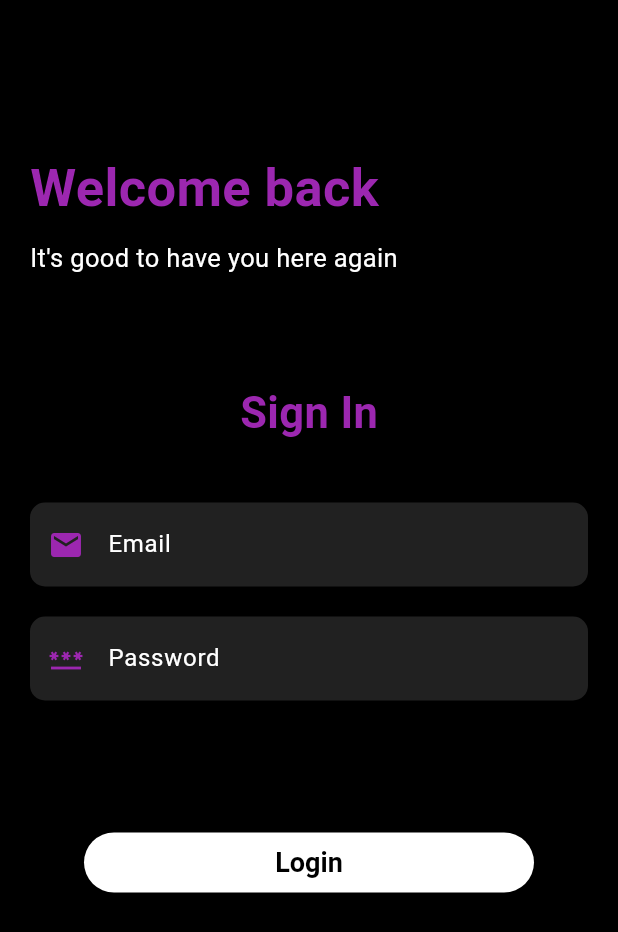
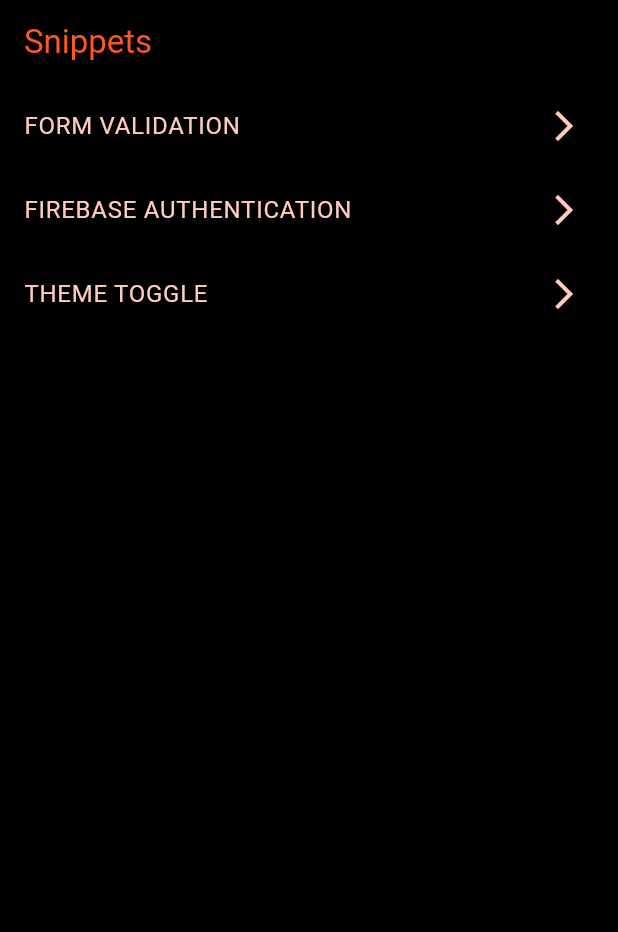
Before and after one commit to Alfonsina30/fast_kit, a Flutter app: the screen it shows after launch, on a phone screen of 412 x 824 dp. Shown: the top 932 px of the screen. Run offline on Flutter 3.47's test engine with Material 3 defaults, Android fonts, the phone set to English and light mode, and no system bars; our stand-ins replace equatable, firebase_auth, firebase_core, flutter_bloc, shared_preferences; accounts and stored records are empty.

Commit message:
added home screen to main.dart

```diff
--- a/lib/main.dart
+++ b/lib/main.dart
@@ -1,5 +1,12 @@
-import 'package:fast_kit/snippets/form_validation/validation_form_impl/sign_in_screen.dart';
 import 'package:flutter/material.dart';
+import 'package:flutter_bloc/flutter_bloc.dart';
+
+import 'snippets/firebase_auth/firebase_auth_impl/register_user_screen.dart';
+import 'snippets/form_validation/validation_form_impl/sign_in_screen.dart';
+import 'snippets/theme_toggle/theme_toggle.dart';
+import 'snippets/theme_toggle/theme_toggle_impl/custom_shared_preference.dart';
+import 'snippets/theme_toggle/theme_toggle_impl/prefs_theme_app_cubit.dart';
+import 'snippets/theme_toggle/theme_toggle_impl/theme_toggle_screen.dart';
 
 void main() {
   runApp(const MainApp());
@@ -10,10 +17,85 @@ class MainApp extends StatelessWidget {
 
   @override
   Widget build(BuildContext context) {
-    return MaterialApp(
-      debugShowCheckedModeBanner: false,
-      theme: ThemeData(colorSchemeSeed: Colors.deepOrange),
-      home: SignInScreen(),
+    return BlocProvider(
+        create: (context) => PrefsThemeAppCubit(
+              preference: CustomSharedPreference(),
+              // get the user preference theme when the app is open.
+              // and change the CubitState that will be listened from the application pages
+            )..getPrefsTheme(),
+        child: BlocBuilder<PrefsThemeAppCubit, PrefsThemeAppState>(
+            builder: (context, state) {
+          ///-- Use the CubitState for determine the app theme mode
+          return MaterialApp(
+            debugShowCheckedModeBanner: false,
+
+            ///--- call ThemeToggle class that handler theme mode
+            ///-- Use the Cubit State for determine the app theme mode
+            theme: ThemeToggle(state: state.prefsTheme).theme(),
+            home: SnippetsScreen(),
+          );
+        }));
+  }
+}
+
+class SnippetsScreen extends StatelessWidget {
+  const SnippetsScreen({
+    super.key,
+  });
+
+  @override
+  Widget build(BuildContext context) {
+    return Scaffold(
+      backgroundColor: Colors.black,
+      appBar: AppBar(
+        title: Text(
+          'Snippets',
+          style: TextStyle(color: Colors.deepOrange),
+        ),
+        backgroundColor: Colors.black,
+      ),
+      body: Column(
+        children: [
+          ListTile(
+            title: Text(
+              'FORM VALIDATION',
+              style: TextStyle(color: Colors.deepOrange.shade100),
+            ),
+            trailing: Icon(Icons.arrow_forward_ios_outlined,
+                color: Colors.deepOrange.shade100),
+            onTap: () {
+              Navigator.push(context,
+                  MaterialPageRoute(builder: (context) => SignInScreen()));
+            },
+          ),
+          ListTile(
+            title: Text(
+              'FIREBASE AUTHENTICATION',
+              style: TextStyle(color: Colors.deepOrange.shade100),
+            ),
+            trailing: Icon(Icons.arrow_forward_ios_outlined,
+                color: Colors.deepOrange.shade100),
+            onTap: () {
+              Navigator.push(
+                  context,
+                  MaterialPageRoute(
+                      builder: (context) => RegisterUserScreen()));
+            },
+          ),
+          ListTile(
+            title: Text(
+              'THEME TOGGLE',
+              style: TextStyle(color: Colors.deepOrange.shade100),
+            ),
+            trailing: Icon(Icons.arrow_forward_ios_outlined,
+                color: Colors.deepOrange.shade100),
+            onTap: () {
+              Navigator.push(context,
+                  MaterialPageRoute(builder: (context) => ThemeToggleScreen()));
+            },
+          )
+        ],
+      ),
     );
   }
 }
--- a/lib/snippets/firebase_auth/firebase_auth_impl/validate_form/email_input.dart
+++ b/lib/snippets/firebase_auth/firebase_auth_impl/validate_form/email_input.dart
@@ -11,7 +11,8 @@ import 'validation_error.dart';
 class EmailInput extends ValidatedForm<String, ValidationError> {
   const EmailInput.pure() : super.pure('', ValidationError.empty);
 
-  EmailInput.dirty({required String value}) : super.dirty(value, _validate(value));
+  EmailInput.dirty({required String value})
+      : super.dirty(value, _validate(value));
 
   /// simple regex for email validation
   static RegExp emailRegex = RegExp(r'^[a-zA-Z0-9@?_!.-]+$');
@@ -26,9 +27,6 @@ class EmailInput extends ValidatedForm<String, ValidationError> {
     }
     return null;
   }
-
-  @override
-  ValidationError? validator(String value) => _validate(value);
 
   @override
   String? get displayError {
--- a/lib/snippets/firebase_auth/firebase_auth_impl/validate_form/password_input.dart
+++ b/lib/snippets/firebase_auth/firebase_auth_impl/validate_form/password_input.dart
@@ -24,9 +24,6 @@ class PasswordInput extends ValidatedForm<String, ValidationError> {
   }
 
   @override
-  ValidationError? validator(String value) => _validate(value);
-
-  @override
   String? get displayError {
     if (isPure || isValid) {
       return null;
--- a/lib/snippets/firebase_auth/firebase_auth_impl/validate_form/validate_form.dart
+++ b/lib/snippets/firebase_auth/firebase_auth_impl/validate_form/validate_form.dart
@@ -21,9 +21,6 @@ abstract class ValidatedForm<T, E> {
   const ValidatedForm.dirty(T value, E? error)
       : this._(value: value, isPure: false, error: error);
 
-  ///---- Handle the validation logic. This method can be used directly for unit testing,
-  ///--- to validate an input without needing to instantiate the entire class.
-  E? validator(T value);
 
   /// --- Public getter to get the error
   E? get error => _error;
--- a/lib/snippets/form_validation/validate_form.dart
+++ b/lib/snippets/form_validation/validate_form.dart
@@ -19,10 +19,6 @@ abstract class ValidateForm<T, E> {
   const ValidateForm.dirty(T value, E? error)
       : this._(value: value, isPure: false, error: error);
 
-  ///---- Handle the validation logic. This method can be used directly for unit testing,
-  ///--- to validate an input without needing to instantiate the entire class.
-  E? validator(T value);
-
   /// --- Public getter to get the error
   E? get error => _error;
 
--- a/lib/snippets/form_validation/validation_form_impl/email_input.dart
+++ b/lib/snippets/form_validation/validation_form_impl/email_input.dart
@@ -1,4 +1,3 @@
-
 import '../validate_form.dart';
 import 'utils/validation_error.dart';
 
@@ -12,7 +11,8 @@ import 'utils/validation_error.dart';
 class EmailInput extends ValidateForm<String, ValidationError?> {
   const EmailInput.pure() : super.pure('', ValidationError.empty);
 
-  EmailInput.dirty({required String value}) : super.dirty(value, _validate(value));
+  EmailInput.dirty({required String value})
+      : super.dirty(value, _validate(value));
 
   /// simple regex for email validation
   static RegExp emailRegex = RegExp(r'^[a-zA-Z0-9@?_!.-]+$');
@@ -27,9 +27,6 @@ class EmailInput extends ValidateForm<String, ValidationError?> {
     }
     return null;
   }
-
-  @override
-  ValidationError? validator(String value) => _validate(value);
 
   @override
   String? get displayError {
--- a/lib/snippets/form_validation/validation_form_impl/password_input.dart
+++ b/lib/snippets/form_validation/validation_form_impl/password_input.dart
@@ -1,5 +1,3 @@
-
-
 import '../validate_form.dart';
 import 'utils/validation_error.dart';
 
@@ -26,9 +24,6 @@ class PasswordInput extends ValidateForm<String, ValidationError> {
   }
 
   @override
-  ValidationError? validator(String value) => _validate(value);
-
-  @override
   String? get displayError {
     if (isPure || isValid) {
       return null;
--- a/lib/snippets/form_validation/validation_form_impl/sign_in_screen.dart
+++ b/lib/snippets/form_validation/validation_form_impl/sign_in_screen.dart
@@ -13,9 +13,7 @@ class MainApp extends StatelessWidget {
   Widget build(BuildContext context) {
     return MaterialApp(
       debugShowCheckedModeBanner: false,
-      theme: ThemeData(
-        colorSchemeSeed: Colors.purple.shade500
-      ),
+      theme: ThemeData(colorSchemeSeed: Colors.purple.shade500),
       home: SignInScreen(),
     );
   }
@@ -45,6 +43,10 @@ class _SignInScreenState extends State<SignInScreen> {
 
     return Scaffold(
       backgroundColor: Colors.black,
+      appBar: AppBar(
+        backgroundColor: Colors.black,
+        iconTheme: IconThemeData(color: Colors.white),
+      ),
       body: Padding(
         padding: const EdgeInsets.symmetric(horizontal: 20),
         child: SingleChildScrollView(
@@ -90,8 +92,6 @@ class _SignInScreenState extends State<SignInScreen> {
               TextFormField(
                 keyboardType: TextInputType.emailAddress,
                 onChanged: (value) {
-                  // When the user input the new value to the TextFormField,
-                  // need create a new "dirty" instance that validates the value
                   setState(() {
                     email = EmailInput.dirty(value: value);
                   });
@@ -99,6 +99,7 @@ class _SignInScreenState extends State<SignInScreen> {
                 style: TextStyle(color: Colors.white),
                 decoration: InputDecoration(
                   hintText: 'Email',
+                  errorText: email.displayError,
                   fillColor: color,
                   filled: true,
                   hintStyle: TextStyle(color: Colors.white),
@@ -107,13 +108,10 @@ class _SignInScreenState extends State<SignInScreen> {
                   focusedBorder: borderColor,
                   focusColor: color,
                   enabledBorder: borderColor,
-                  errorText:
-                      //-- listen the new state of input and take its the value of displayError
-                      email.displayError,
                   errorStyle: TextStyle(fontSize: 15, color: errorColor),
                   prefixIcon: Icon(
                     Icons.email,
-                    color:primaryColor,
+                    color: primaryColor,
                     size: Theme.of(context).iconTheme.size,
                   ),
                 ),
--- a/lib/snippets/theme_toggle/theme_toggle.dart
+++ b/lib/snippets/theme_toggle/theme_toggle.dart
@@ -12,7 +12,9 @@ class ThemeToggle {
 
       return ThemeData.dark().copyWith(
           scaffoldBackgroundColor: Colors.black,
-          appBarTheme: AppBarTheme(color: Colors.black),
+          appBarTheme: AppBarTheme(
+              color: Colors.black,
+              iconTheme: IconThemeData(color: Colors.white)),
           textTheme: TextTheme(
             displayLarge: TextStyle(
                 fontSize: 30, fontWeight: FontWeight.bold, color: primaryColor),
@@ -29,15 +31,14 @@ class ThemeToggle {
     else {
       return ThemeData.light().copyWith(
           scaffoldBackgroundColor: Colors.white,
-          appBarTheme: AppBarTheme(color: Colors.white),
+          appBarTheme: AppBarTheme(
+              color: Colors.white,
+              iconTheme: IconThemeData(color: Colors.black)),
           textTheme: TextTheme(
             displayLarge: TextStyle(
-                fontSize: 30, fontWeight: FontWeight.bold,
-                color: primaryColor),
+                fontSize: 30, fontWeight: FontWeight.bold, color: primaryColor),
             titleMedium: TextStyle(
-                color: Colors.black,
-                fontSize: 22,
-                fontWeight: FontWeight.bold),
+                color: Colors.black, fontSize: 22, fontWeight: FontWeight.bold),
           ),
           iconTheme: IconThemeData(color: Colors.black),
           floatingActionButtonTheme:
--- a/lib/snippets/theme_toggle/theme_toggle_impl/theme_toggle_impl.dart
+++ b/lib/snippets/theme_toggle/theme_toggle_impl/theme_toggle_screen.dart
@@ -28,7 +28,7 @@ class MyApp extends StatelessWidget {
             ///--- call ThemeToggle class that handler theme mode
             ///-- Use the Cubit State for determine the app theme mode
             theme: ThemeToggle(state: state.prefsTheme).theme(),
-            home: MyHomePage(),
+            home: ThemeToggleScreen(),
           );
         },
       ),
@@ -36,15 +36,8 @@ class MyApp extends StatelessWidget {
   }
 }
 
-/*
-
-5. **Widget to Change the Application Theme**
-
-Create a widget that, when pressed by the user, activates the changePrefsTheme() method of your Cubit. The widget we will use for this action is the FloatingActionButton.
-*/
-
-class MyHomePage extends StatelessWidget {
-  const MyHomePage({super.key});
+class ThemeToggleScreen extends StatelessWidget {
+  const ThemeToggleScreen({super.key});
 
   @override
   Widget build(BuildContext context) {
--- a/pubspec.yaml
+++ b/pubspec.yaml
@@ -7,7 +7,7 @@ environment:
   sdk: ^3.6.2
 
 dependencies:
-
+  formz: ^0.8.0
   firebase_auth: ^6.1.2
   firebase_core: ^4.2.1
   flutter:
```
Also changed, not shown: lib/snippets/firebase_auth/firebase_auth_impl/register_user_screen.dart (+5 -2 lines), pubspec.lock, 3 other files.
